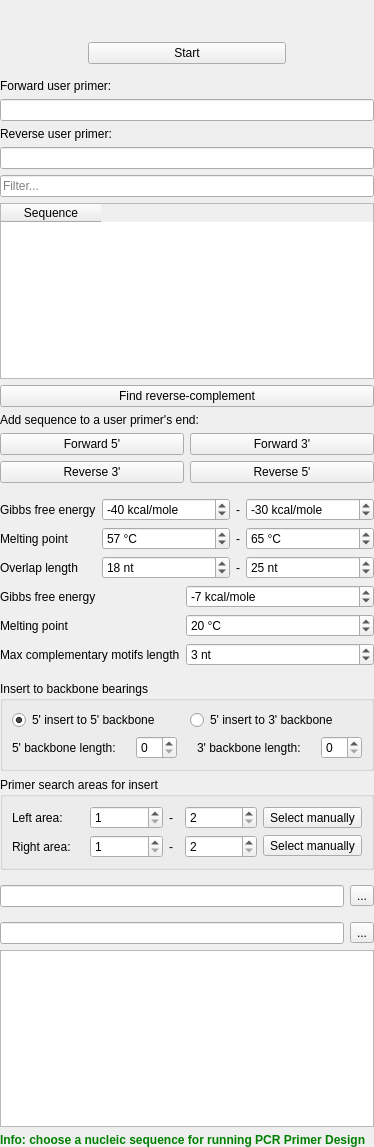
Before: the Qt Designer form src/plugins/pcr_primer_design_for_dna_assembly/src/PCRPrimerDesignForDNAAssemblyOPWidget.ui in ugeneunipro/ugene, drawn with Qt 5.
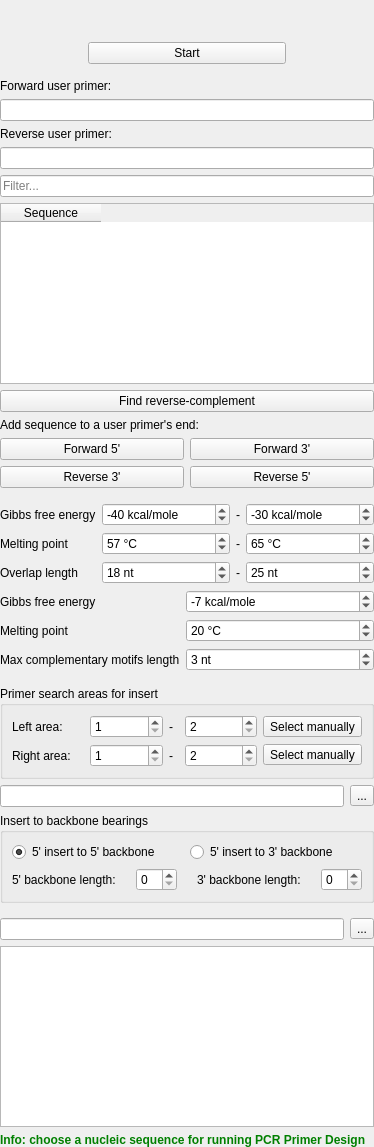
After: the same form once the commit is applied. Custom widgets are drawn as their Qt base class.

Commit message: fix pcr primer design tab

What changed in the file:
```diff
--- a/src/plugins/pcr_primer_design_for_dna_assembly/src/PCRPrimerDesignForDNAAssemblyOPWidget.ui
+++ b/src/plugins/pcr_primer_design_for_dna_assembly/src/PCRPrimerDesignForDNAAssemblyOPWidget.ui
@@ -657,71 +657,6 @@
          <property name="bottomMargin">
           <number>0</number>
          </property>
-         <item>
-          <widget class="QGroupBox" name="groupBox">
-           <property name="title">
-            <string>Insert to backbone bearings</string>
-           </property>
-           <layout class="QVBoxLayout" name="verticalLayout_2">
-            <item>
-             <layout class="QHBoxLayout" name="horizontalLayout_6">
-              <item>
-               <widget class="QRadioButton" name="backbone5">
-                <property name="text">
-                 <string>5' insert to 5' backbone</string>
-                </property>
-                <property name="checked">
-                 <bool>true</bool>
-                </property>
-               </widget>
-              </item>
-              <item>
-               <widget class="QRadioButton" name="backbone3">
-                <property name="text">
-                 <string>5' insert to 3' backbone</string>
-                </property>
-               </widget>
-              </item>
-             </layout>
-            </item>
-            <item>
-             <layout class="QHBoxLayout" name="horizontalLayout_7">
-              <property name="spacing">
-               <number>20</number>
-              </property>
-              <item>
-               <layout class="QHBoxLayout" name="horizontalLayout_8">
-                <item>
-                 <widget class="QLabel" name="label_9">
-                  <property name="text">
-                   <string>5' backbone length:</string>
-                  </property>
-                 </widget>
-                </item>
-                <item>
-                 <widget class="QSpinBox" name="sbBackbone5Length"/>
-                </item>
-               </layout>
-              </item>
-              <item>
-               <layout class="QHBoxLayout" name="horizontalLayout_9">
-                <item>
-                 <widget class="QLabel" name="label_12">
-                  <property name="text">
-                   <string>3' backbone length:</string>
-                  </property>
-                 </widget>
-                </item>
-                <item>
-                 <widget class="QSpinBox" name="sbBackbone3Length"/>
-                </item>
-               </layout>
-              </item>
-             </layout>
-            </item>
-           </layout>
-          </widget>
-         </item>
          <item>
           <widget class="QGroupBox" name="groupBox_2">
            <property name="title">
@@ -863,6 +798,9 @@
          <property name="leftMargin">
           <number>0</number>
          </property>
+         <property name="topMargin">
+          <number>0</number>
+         </property>
          <property name="rightMargin">
           <number>0</number>
          </property>
@@ -883,6 +821,71 @@
            </item>
           </layout>
          </item>
+         <item>
+          <widget class="QGroupBox" name="groupBox">
+           <property name="title">
+            <string>Insert to backbone bearings</string>
+           </property>
+           <layout class="QVBoxLayout" name="verticalLayout_2">
+            <item>
+             <layout class="QHBoxLayout" name="horizontalLayout_6">
+              <item>
+               <widget class="QRadioButton" name="backbone5">
+                <property name="text">
+                 <string>5' insert to 5' backbone</string>
+                </property>
+                <property name="checked">
+                 <bool>true</bool>
+                </property>
+               </widget>
+              </item>
+              <item>
+               <widget class="QRadioButton" name="backbone3">
+                <property name="text">
+                 <string>5' insert to 3' backbone</string>
+                </property>
+               </widget>
+              </item>
+             </layout>
+            </item>
+            <item>
+             <layout class="QHBoxLayout" name="horizontalLayout_7">
+              <property name="spacing">
+               <number>20</number>
+              </property>
+              <item>
+               <layout class="QHBoxLayout" name="horizontalLayout_8">
+                <item>
+                 <widget class="QLabel" name="label_9">
+                  <property name="text">
+                   <string>5' backbone length:</string>
+                  </property>
+                 </widget>
+                </item>
+                <item>
+                 <widget class="QSpinBox" name="sbBackbone5Length"/>
+                </item>
+               </layout>
+              </item>
+              <item>
+               <layout class="QHBoxLayout" name="horizontalLayout_9">
+                <item>
+                 <widget class="QLabel" name="label_12">
+                  <property name="text">
+                   <string>3' backbone length:</string>
+                  </property>
+                 </widget>
+                </item>
+                <item>
+                 <widget class="QSpinBox" name="sbBackbone3Length"/>
+                </item>
+               </layout>
+              </item>
+             </layout>
+            </item>
+           </layout>
+          </widget>
+         </item>
         </layout>
        </widget>
       </item>
```
The commit also changes 5 other files.
